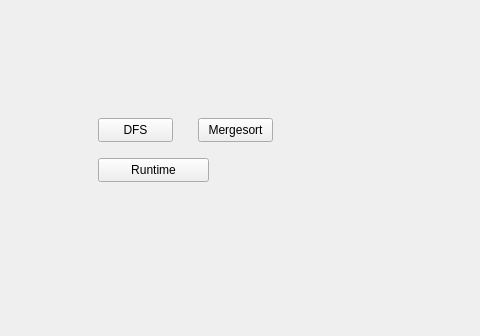
First picture: the form in AlgoWiz/mainwindow.ui, repository gbeck139/AlgoWiz, before the edit; both pictures show x 122 to 602 and y 502 to 838 of the 1075 by 838 pixel window.
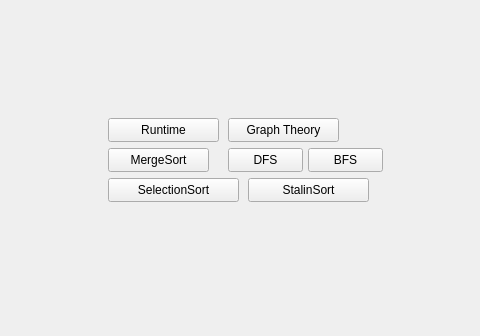
Second picture: the form after the edit.

Commit message: Sorting and Graph windows and buttons

The edit to the form file:
```diff
--- a/AlgoWiz/mainwindow.ui
+++ b/AlgoWiz/mainwindow.ui
@@ -65,8 +65,8 @@
    <widget class="QPushButton" name="dfsWindowButton">
     <property name="geometry">
      <rect>
-      <x>220</x>
-      <y>620</y>
+      <x>350</x>
+      <y>650</y>
       <width>75</width>
       <height>24</height>
      </rect>
@@ -78,8 +78,8 @@
    <widget class="QPushButton" name="runtimeWindowButton">
     <property name="geometry">
      <rect>
-      <x>220</x>
-      <y>660</y>
+      <x>230</x>
+      <y>620</y>
       <width>111</width>
       <height>24</height>
      </rect>
@@ -91,14 +91,66 @@
    <widget class="QPushButton" name="mergesortWindowButton">
     <property name="geometry">
      <rect>
-      <x>320</x>
+      <x>230</x>
+      <y>650</y>
+      <width>101</width>
+      <height>24</height>
+     </rect>
+    </property>
+    <property name="text">
+     <string>MergeSort</string>
+    </property>
+   </widget>
+   <widget class="QPushButton" name="selectionSortWindowButton">
+    <property name="geometry">
+     <rect>
+      <x>230</x>
+      <y>680</y>
+      <width>131</width>
+      <height>24</height>
+     </rect>
+    </property>
+    <property name="text">
+     <string>SelectionSort</string>
+    </property>
+   </widget>
+   <widget class="QPushButton" name="stalinSortWindowButton">
+    <property name="geometry">
+     <rect>
+      <x>370</x>
+      <y>680</y>
+      <width>121</width>
+      <height>24</height>
+     </rect>
+    </property>
+    <property name="text">
+     <string>StalinSort</string>
+    </property>
+   </widget>
+   <widget class="QPushButton" name="graphTheoryWindowButton">
+    <property name="geometry">
+     <rect>
+      <x>350</x>
       <y>620</y>
+      <width>111</width>
+      <height>24</height>
+     </rect>
+    </property>
+    <property name="text">
+     <string>Graph Theory</string>
+    </property>
+   </widget>
+   <widget class="QPushButton" name="bfsWindowButton">
+    <property name="geometry">
+     <rect>
+      <x>430</x>
+      <y>650</y>
       <width>75</width>
       <height>24</height>
      </rect>
     </property>
     <property name="text">
-     <string>Mergesort</string>
+     <string>BFS</string>
     </property>
    </widget>
   </widget>
```
The commit also changes 10 other files.
